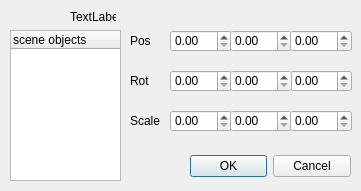
Old version of the form bin/pymodules/editgui/editobject.ui in the repository realXtend/tundra.
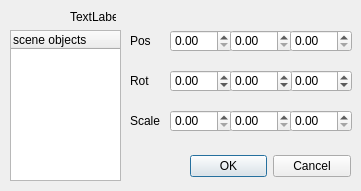
New version of the form.

Commit message: A helper file for converting from Euler angles to Quaternions and vice-versa. Semiworking implementation in EditGUI aswell, working out glitches...

```diff
--- a/bin/pymodules/editgui/editobject.ui
+++ b/bin/pymodules/editgui/editobject.ui
@@ -157,6 +157,12 @@
      <height>22</height>
     </rect>
    </property>
+   <property name="minimum">
+    <double>-360.000000000000000</double>
+   </property>
+   <property name="maximum">
+    <double>360.000000000000000</double>
+   </property>
   </widget>
   <widget class="QDoubleSpinBox" name="rot_z">
    <property name="geometry">
@@ -167,6 +173,12 @@
      <height>22</height>
     </rect>
    </property>
+   <property name="minimum">
+    <double>-360.000000000000000</double>
+   </property>
+   <property name="maximum">
+    <double>360.000000000000000</double>
+   </property>
   </widget>
   <widget class="QDoubleSpinBox" name="rot_y">
    <property name="geometry">
@@ -177,6 +189,12 @@
      <height>22</height>
     </rect>
    </property>
+   <property name="minimum">
+    <double>-360.000000000000000</double>
+   </property>
+   <property name="maximum">
+    <double>360.000000000000000</double>
+   </property>
   </widget>
   <widget class="QDoubleSpinBox" name="scaley">
    <property name="geometry">
```
The commit also changes 2 other files.
